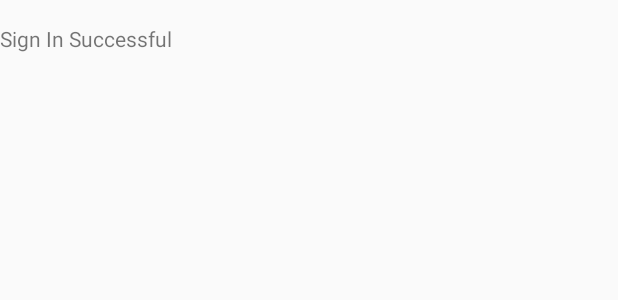
After one commit to AditiDeshpande/FirebasePhoneNumberVerificationWithCode, an Android app: the layout activity_main_page.xml on its own in the app's theme, with its tools: preview values and no code run, on a phone screen of 412 x 824 dp. The commit adds this screen. Shown: the top 300 px of the screen. Run offline under Robolectric (Android 15) with nearby library versions, the phone set to English and light mode, and no system bars.

Commit message:
Added Sign In succesful Activity. Added check for if there is in currentUser means if any number already Signed In , in MainActivity.

```diff
--- a/app/src/main/AndroidManifest.xml
+++ b/app/src/main/AndroidManifest.xml
@@ -9,6 +9,7 @@
         android:roundIcon="@mipmap/ic_launcher_round"
         android:supportsRtl="true"
         android:theme="@style/AppTheme">
+        <activity android:name=".MainPageActivity"></activity>
         <activity android:name=".MainActivity">
             <intent-filter>
                 <action android:name="android.intent.action.MAIN" />
--- /dev/null
+++ b/app/src/main/res/layout/activity_main_page.xml
@@ -0,0 +1,17 @@
+<?xml version="1.0" encoding="utf-8"?>
+<androidx.constraintlayout.widget.ConstraintLayout xmlns:android="http://schemas.android.com/apk/res/android"
+    xmlns:app="http://schemas.android.com/apk/res-auto"
+    xmlns:tools="http://schemas.android.com/tools"
+    android:layout_width="match_parent"
+    android:layout_height="match_parent"
+    tools:context=".MainPageActivity">
+
+    <TextView
+        android:layout_width="match_parent"
+        android:layout_height="wrap_content"
+        android:id="@+id/success_text"
+        android:text="Sign In Successful"
+        app:layout_constraintTop_toTopOf="parent"
+        android:layout_marginTop="16dp"></TextView>
+
+</androidx.constraintlayout.widget.ConstraintLayout>
```
Also changed, not shown: app/src/main/java/com/example/firebasephonenumber/MainActivity.java (+18 -4 lines), app/src/main/java/com/example/firebasephonenumber/MainPageActivity.java (added, +14 -0 lines).
